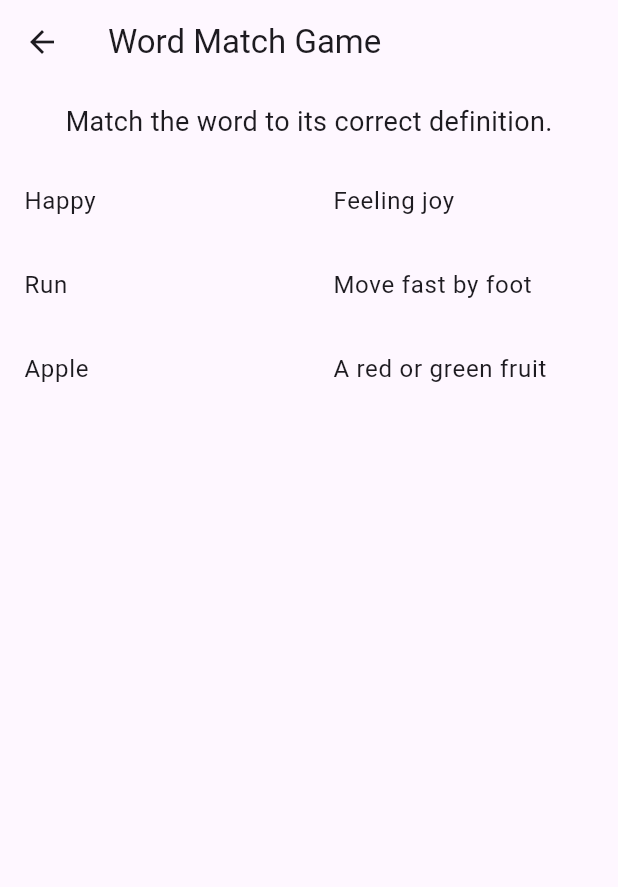
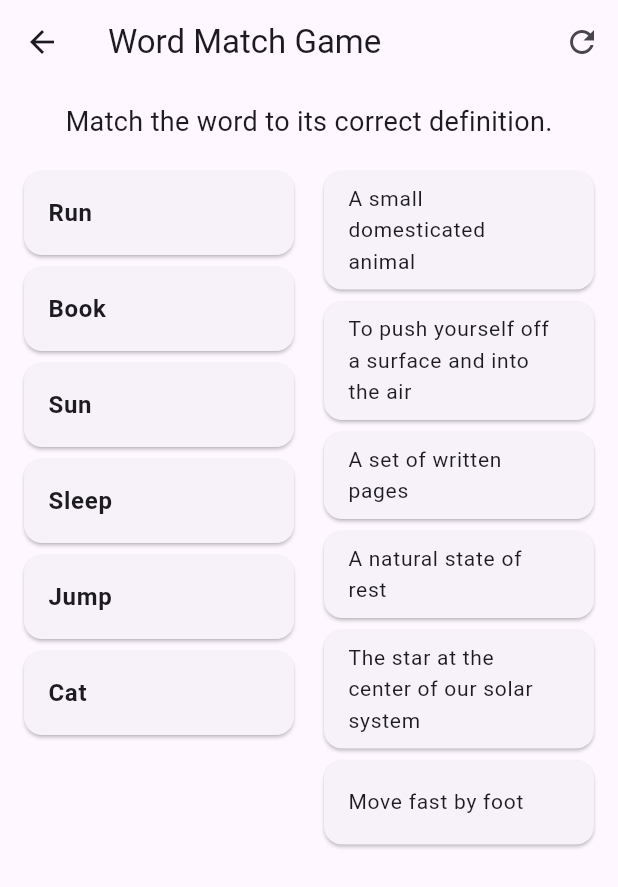
Before and after one commit to 4enjoy4/English-learning-game, a Flutter app: the screen it shows after launch, after a tap on "Word Match", on a phone screen of 412 x 824 dp. Shown: the top 887 px of the screen. Run offline on Flutter 3.47's test engine with Material 3 defaults, Android fonts, the phone set to English and light mode, and no system bars; our stand-ins replace audioplayers, flutter_tts, permission_handler; missing offline and left inert: flutter_sound.

Commit message:
Updates, word_match game improved and fixed

```diff
--- a/lib/games/word_match_game.dart
+++ b/lib/games/word_match_game.dart
@@ -1,3 +1,5 @@
+import 'dart:math';
+
 import 'package:flutter/material.dart';
 
 class WordMatchGame extends StatefulWidget {
@@ -6,76 +8,50 @@ class WordMatchGame extends StatefulWidget {
 }
 
 class _WordMatchGameState extends State<WordMatchGame> {
-  final List<Map<String, String>> pairs = [
+  final List<Map<String, String>> allPairs = [
     {'word': 'Happy', 'definition': 'Feeling joy'},
     {'word': 'Run', 'definition': 'Move fast by foot'},
     {'word': 'Apple', 'definition': 'A red or green fruit'},
+    {'word': 'Book', 'definition': 'A set of written pages'},
+    {'word': 'Cat', 'definition': 'A small domesticated animal'},
+    {'word': 'Sun', 'definition': 'The star at the center of our solar system'},
+    {'word': 'Water', 'definition': 'A clear liquid essential for life'},
+    {'word': 'Jump', 'definition': 'To push yourself off a surface and into the air'},
+    {'word': 'Smile', 'definition': 'A facial expression showing happiness'},
+    {'word': 'Sleep', 'definition': 'A natural state of rest'},
   ];
 
-  final Map<String, String> selectedMatches = {};
+  late List<Map<String, String>> pairs; // current 6 pairs
+  late List<String> words;
+  late List<String> definitions;
+
+  Map<String, String> selectedMatches = {};
   String? selectedWord;
+  bool checked = false;
+
+  final Random random = Random();
 
   @override
-  Widget build(BuildContext context) {
-    return Scaffold(
-      appBar: AppBar(title: Text('Word Match Game')),
-      body: Column(
-        children: [
-          Padding(
-            padding: const EdgeInsets.all(12.0),
-            child: Text('Match the word to its correct definition.', style: TextStyle(fontSize: 18)),
-          ),
-          Expanded(
-            child: Row(
-              children: [
-                Expanded(
-                  child: ListView(
-                    children: pairs.map((pair) => _buildWordTile(pair['word']!)).toList(),
-                  ),
-                ),
-                Expanded(
-                  child: ListView(
-                    children: pairs.map((pair) => _buildDefinitionTile(pair['definition']!)).toList(),
-                  ),
-                ),
-              ],
-            ),
-          ),
-          if (selectedMatches.length == pairs.length)
-            ElevatedButton(
-              onPressed: _checkAnswers,
-              child: Text('Check Answers'),
-            ),
-        ],
-      ),
-    );
+  void initState() {
+    super.initState();
+    _restartGame();
   }
 
-  Widget _buildWordTile(String word) {
-    return ListTile(
-      title: Text(word),
-      tileColor: selectedWord == word ? Colors.blue[100] : null,
-      onTap: () {
-        setState(() {
-          selectedWord = word;
-        });
-      },
-    );
-  }
+  void _restartGame() {
+    // pick 6 random pairs from allPairs without duplicates
+    pairs = List<Map<String, String>>.from(allPairs);
+    pairs.shuffle(random);
+    pairs = pairs.take(6).toList();
 
-  Widget _buildDefinitionTile(String definition) {
-    return ListTile(
-      title: Text(definition),
-      tileColor: selectedMatches[selectedWord] == definition ? Colors.green[100] : null,
-      onTap: () {
-        if (selectedWord != null) {
-          setState(() {
-            selectedMatches[selectedWord!] = definition;
-            selectedWord = null;
-          });
-        }
-      },
-    );
+    // separate and shuffle words and definitions independently
+    words = pairs.map((pair) => pair['word']!).toList()..shuffle(random);
+    definitions = pairs.map((pair) => pair['definition']!).toList()..shuffle(random);
+
+    selectedMatches.clear();
+    selectedWord = null;
+    checked = false;
+
+    setState(() {});
   }
 
   void _checkAnswers() {
@@ -85,6 +61,9 @@ class _WordMatchGameState extends State<WordMatchGame> {
         score++;
       }
     }
+    setState(() {
+      checked = true;
+    });
     showDialog(
       context: context,
       builder: (_) => AlertDialog(
@@ -92,11 +71,160 @@ class _WordMatchGameState extends State<WordMatchGame> {
         content: Text('You matched $score out of ${pairs.length} correctly!'),
         actions: [
           TextButton(
-            onPressed: () => Navigator.pop(context),
+            onPressed: () {
+              Navigator.pop(context);
+            },
             child: Text('OK'),
           ),
         ],
       ),
     );
   }
+
+  Widget _buildWordTile(String word) {
+    bool isSelected = selectedWord == word;
+    bool isMatched = selectedMatches.containsKey(word);
+    Color? tileColor;
+    if (checked && isMatched) {
+      final correctDef = pairs.firstWhere((pair) => pair['word'] == word)['definition'];
+      final selectedDef = selectedMatches[word];
+      tileColor = correctDef == selectedDef ? Colors.green.shade200 : Colors.red.shade200;
+    } else {
+      tileColor = isSelected
+          ? Colors.blue.shade100
+          : isMatched
+          ? Colors.green.shade50
+          : null;
+    }
+
+    return Card(
+      color: tileColor,
+      child: ListTile(
+        title: Text(
+          word,
+          style: TextStyle(
+            fontWeight: FontWeight.bold,
+            fontSize: 16,
+          ),
+        ),
+        trailing: isMatched ? Icon(Icons.check_circle, color: Colors.green) : null,
+        onTap: checked
+            ? null
+            : () {
+          setState(() {
+            if (selectedWord == word) {
+              selectedWord = null;
+            } else {
+              selectedWord = word;
+            }
+          });
+        },
+      ),
+    );
+  }
+
+  Widget _buildDefinitionTile(String definition) {
+    String? matchedWord;
+    selectedMatches.forEach((w, d) {
+      if (d == definition) matchedWord = w;
+    });
+
+    bool isMatched = matchedWord != null;
+
+    Color? tileColor;
+    if (checked && isMatched) {
+      final correctDef = pairs.firstWhere((pair) => pair['word'] == matchedWord)['definition'];
+      tileColor = correctDef == definition ? Colors.green.shade200 : Colors.red.shade200;
+    } else if (isMatched) {
+      tileColor = Colors.green.shade50;
+    } else if (selectedWord != null && !checked) {
+      tileColor = Colors.blue.shade100;
+    }
+
+    return Card(
+      color: tileColor,
+      child: ListTile(
+        title: Text(
+          definition,
+          style: TextStyle(fontSize: 14),
+        ),
+        trailing: isMatched ? Icon(Icons.link) : null,
+        onTap: checked
+            ? null
+            : () {
+          if (selectedWord == null) return;
+          setState(() {
+            // Remove any old word that matched this definition
+            String? oldWord;
+            selectedMatches.forEach((w, d) {
+              if (d == definition) oldWord = w;
+            });
+            if (oldWord != null) {
+              selectedMatches.remove(oldWord);
+            }
+            selectedMatches[selectedWord!] = definition;
+            selectedWord = null;
+          });
+        },
+      ),
+    );
+  }
+
+  @override
+  Widget build(BuildContext context) {
+    return Scaffold(
+      appBar: AppBar(
+        title: Text('Word Match Game'),
+        actions: [
+          IconButton(
+            icon: Icon(Icons.refresh),
+            tooltip: 'Restart',
+            onPressed: _restartGame,
+          ),
+        ],
+      ),
+      body: Padding(
+        padding: const EdgeInsets.all(12.0),
+        child: Column(
+          children: [
+            Text(
+              'Match the word to its correct definition.',
+              style: TextStyle(fontSize: 18),
+            ),
+            SizedBox(height: 16),
+            Expanded(
+              child: Row(
+                children: [
+                  // Words List
+                  Expanded(
+                    child: ListView(
+                      children: words.map(_buildWordTile).toList(),
+                    ),
+                  ),
+                  SizedBox(width: 12),
+                  // Definitions List
+                  Expanded(
+                    child: ListView(
+                      children: definitions.map(_buildDefinitionTile).toList(),
+                    ),
+                  ),
+                ],
+              ),
+            ),
+            SizedBox(height: 12),
+            if (!checked && selectedMatches.length == pairs.length)
+              ElevatedButton(
+                onPressed: _checkAnswers,
+                child: Text('Check Answers'),
+              ),
+            if (checked)
+              ElevatedButton(
+                onPressed: _restartGame,
+                child: Text('Restart Game'),
+              ),
+          ],
+        ),
+      ),
+    );
+  }
 }
```
